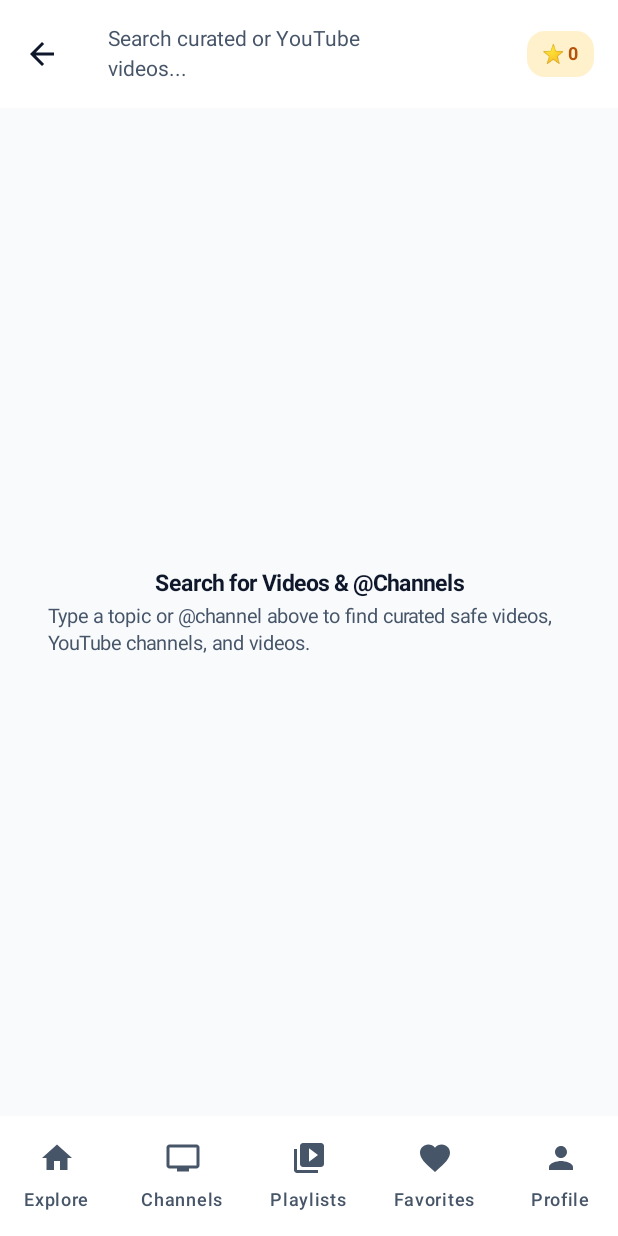
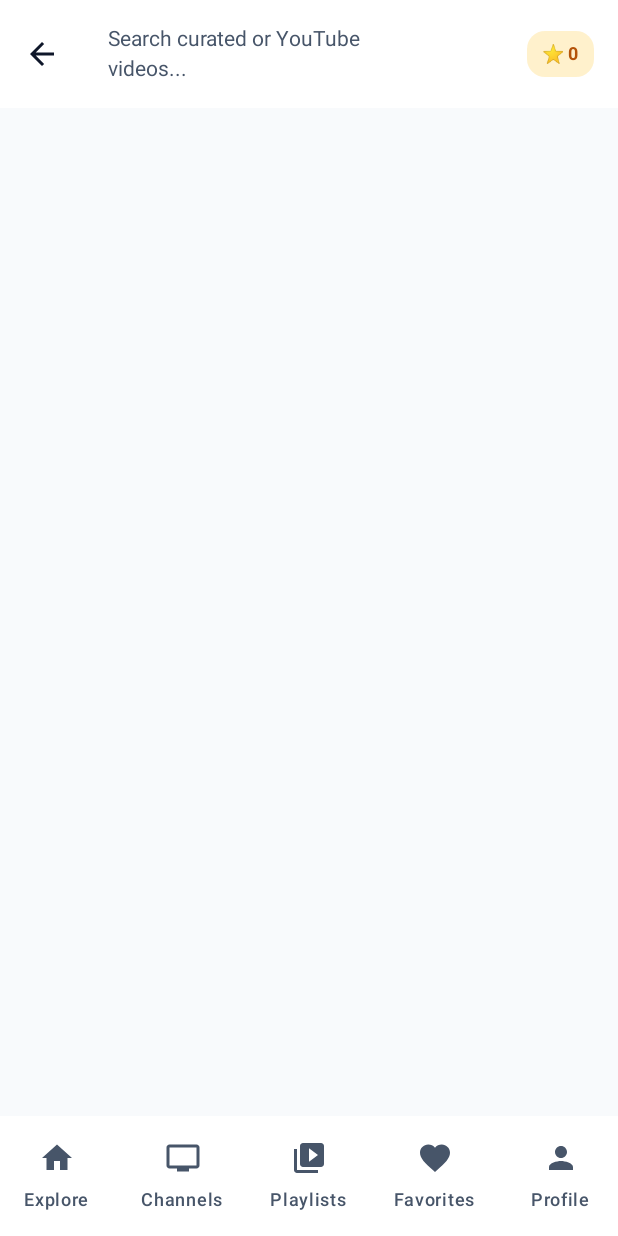
Before and after one commit to renowijoyo/famitube-android, an Android app built with Jetpack Compose: the SearchScreen screen opened through its navigation route, on a phone screen of 412 x 824 dp. Run offline under Robolectric (Android 15) with nearby library versions, the phone set to English and light mode, and no system bars; pictures from the network do not load.

Commit message:
Keep search screen clear before query is submitted

```diff
--- a/app/src/main/java/com/famitube/app/ui/screens/search/SearchScreen.kt
+++ b/app/src/main/java/com/famitube/app/ui/screens/search/SearchScreen.kt
@@ -4,7 +4,6 @@ import androidx.compose.foundation.background
 import androidx.compose.foundation.clickable
 import androidx.compose.foundation.layout.*
 import androidx.compose.foundation.lazy.LazyColumn
-import androidx.compose.foundation.lazy.LazyRow
 import androidx.compose.foundation.lazy.items
 import androidx.compose.foundation.shape.CircleShape
 import androidx.compose.foundation.shape.RoundedCornerShape
@@ -549,36 +548,8 @@ fun SearchScreen(
                     }
                 }
                 query.isBlank() -> {
-                    Column(modifier = Modifier.fillMaxSize()) {
-                        if (subscribedYtChannels.isNotEmpty()) {
-                            Column(modifier = Modifier.padding(16.dp)) {
-                                Text(
-                                    text = "My Subscribed YouTube Channels (@)",
-                                    style = MaterialTheme.typography.titleSmall,
-                                    fontWeight = FontWeight.Bold,
-                                    color = YellowWarning
-                                )
-                                Spacer(modifier = Modifier.height(8.dp))
-                                LazyRow(horizontalArrangement = Arrangement.spacedBy(8.dp)) {
-                                    items(subscribedYtChannels, key = { "sub_${it.handle}" }) { ch ->
-                                        AssistChip(
-                                            onClick = { openYtChannelVideos(ch.handle) },
-                                            label = {
-                                                Text(
-                                                    text = if (ch.trustLevel == "TRUSTED") "${ch.handle} ✓" else ch.handle,
-                                                    fontWeight = FontWeight.Bold
-                                                )
-                                            }
-                                        )
-                                    }
-                                }
-                            }
-                        }
-                        EmptySearchState(
-                            title = "Search for Videos & @Channels",
-                            subtitle = "Type a topic or @channel above to find curated safe videos, YouTube channels, and videos."
-                        )
-                    }
+                    // Initial page is clear before search. Nothing before search.
+                    Box(modifier = Modifier.fillMaxSize())
                 }
                 else -> {
                     val visibleCurated = curatedResults.take(curatedVisibleCount)
@@ -902,29 +873,6 @@ private fun SearchSectionHeader(
 }
 
 @Composable
-private fun EmptySearchState(title: String, subtitle: String) {
-    Column(
-        modifier = Modifier
-            .fillMaxSize()
-            .padding(32.dp),
-        horizontalAlignment = Alignment.CenterHorizontally,
-        verticalArrangement = Arrangement.Center
-    ) {
-        Text(
-            text = title,
-            style = MaterialTheme.typography.titleMedium,
-            fontWeight = FontWeight.Bold
-        )
-        Spacer(modifier = Modifier.height(6.dp))
-        Text(
-            text = subtitle,
-            style = MaterialTheme.typography.bodyMedium,
-            color = MaterialTheme.colorScheme.onSurfaceVariant
-        )
-    }
-}
-
-@Composable
 private fun YouTubeSearchResultCard(
     item: YouTubeSearchResult,
     showRequestCost: Boolean = false,
```
